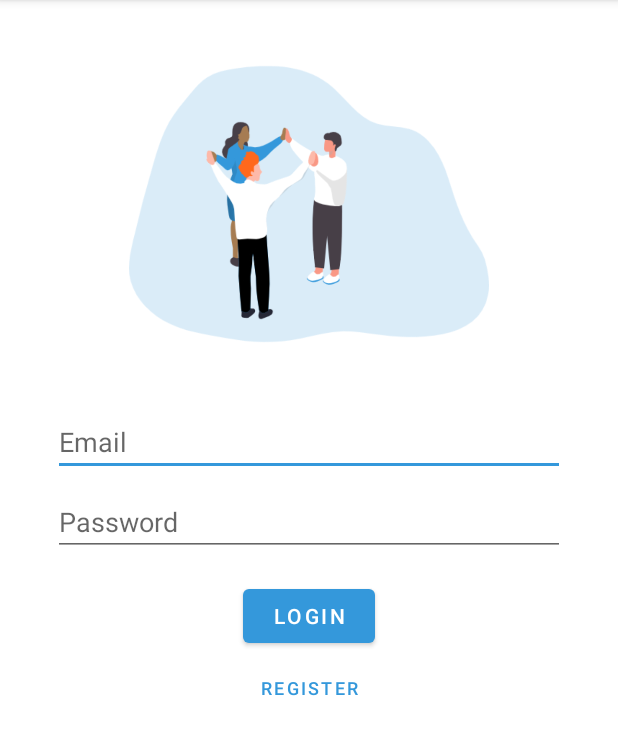
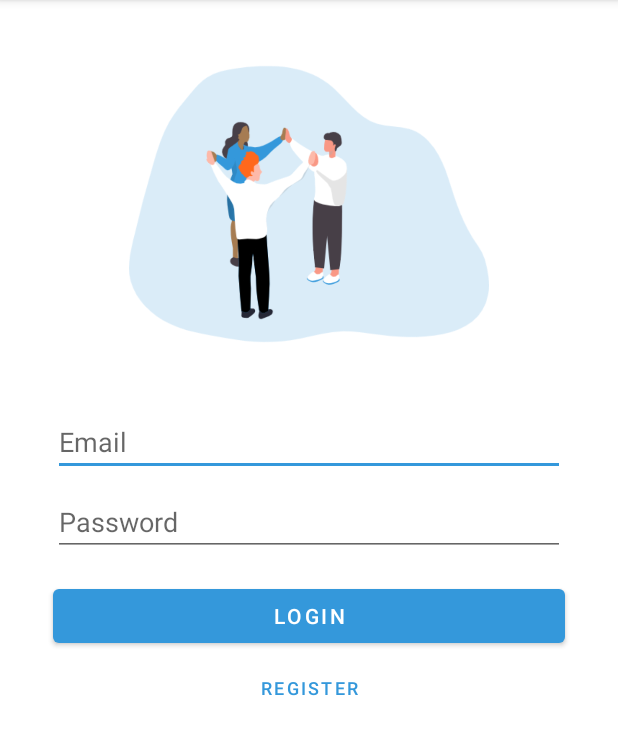
Before and after one commit to hanunmasitha/simosdista, an Android app: the screen it shows after launch (MainActivity), on a phone screen of 412 x 824 dp, the part 84-839 px from its top. Run offline under Robolectric (Android 15) with nearby library versions, the phone set to English and light mode, and no system bars; our stand-ins replace Firebase (no records; nobody signed in at launch, a user with empty details on screens opened directly).

Commit message:
update UI

```diff
--- a/android/app/src/main/java/com/example/simodista/presenter/detail/FeedbackDetailFragment.kt
+++ b/android/app/src/main/java/com/example/simodista/presenter/user/detail/FeedbackDetailFragment.kt
@@ -1,4 +1,4 @@
-package com.example.simodista.presenter.detail
+package com.example.simodista.presenter.user.detail
 
 import android.os.Bundle
 import androidx.fragment.app.Fragment
--- a/android/app/src/main/java/com/example/simodista/presenter/notification/NotificationFragment.kt
+++ b/android/app/src/main/java/com/example/simodista/presenter/user/notification/NotificationFragment.kt
@@ -1,4 +1,4 @@
-package com.example.simodista.presenter.notification
+package com.example.simodista.presenter.user.notification
 
 import android.os.Bundle
 import androidx.fragment.app.Fragment
--- a/android/app/src/main/java/com/example/simodista/presenter/report/CreateReportFragment.kt
+++ b/android/app/src/main/java/com/example/simodista/presenter/user/report/CreateReportFragment.kt
@@ -1,4 +1,4 @@
-package com.example.simodista.presenter.report
+package com.example.simodista.presenter.user.report
 
 import android.Manifest
 import android.app.Activity.RESULT_OK
--- a/android/app/src/main/java/com/example/simodista/presenter/report/CreateReportViewModel.kt
+++ b/android/app/src/main/java/com/example/simodista/presenter/user/report/CreateReportViewModel.kt
@@ -1,4 +1,4 @@
-package com.example.simodista.presenter.report
+package com.example.simodista.presenter.user.report
 
 import android.graphics.Bitmap
 import androidx.lifecycle.LiveData
--- a/android/app/src/main/res/layout/fragment_create_report.xml
+++ b/android/app/src/main/res/layout/fragment_create_report.xml
@@ -4,7 +4,7 @@
     xmlns:tools="http://schemas.android.com/tools"
     android:layout_width="match_parent"
     android:layout_height="match_parent"
-    tools:context=".presenter.report.CreateReportFragment">
+    tools:context=".presenter.user.report.CreateReportFragment">
 
 
 
--- a/android/app/src/main/res/layout/fragment_feedback_detail.xml
+++ b/android/app/src/main/res/layout/fragment_feedback_detail.xml
@@ -4,7 +4,7 @@
     xmlns:tools="http://schemas.android.com/tools"
     android:layout_width="match_parent"
     android:layout_height="match_parent"
-    tools:context=".presenter.detail.FeedbackDetailFragment">
+    tools:context=".presenter.user.detail.FeedbackDetailFragment">
 
 
     <ImageView
--- a/android/app/src/main/res/layout/fragment_login.xml
+++ b/android/app/src/main/res/layout/fragment_login.xml
@@ -44,11 +44,12 @@
 
     <Button
         android:id="@+id/login_button"
-        android:layout_width="wrap_content"
+        android:layout_width="0dp"
         android:layout_height="wrap_content"
         android:layout_marginTop="16dp"
         android:text="@string/login"
         android:letterSpacing=".125"
+
         app:layout_constraintEnd_toEndOf="@+id/login_password"
         app:layout_constraintStart_toStartOf="@+id/login_password"
         app:layout_constraintTop_toBottomOf="@+id/login_password" />
@@ -82,4 +83,29 @@
         app:layout_constraintTop_toBottomOf="@+id/register_button"
         android:visibility="gone"/>
 
+    <View
+        android:id="@+id/background_dim"
+        android:layout_width="match_parent"
+        android:layout_height="match_parent"
+        android:background="#FFFFFFFF"
+        android:translationZ="10dp"
+        app:layout_constraintBottom_toBottomOf="parent"
+        app:layout_constraintEnd_toEndOf="parent"
+        app:layout_constraintStart_toStartOf="parent"
+        app:layout_constraintTop_toTopOf="parent"
+        android:visibility="gone"/>
+
+    <ProgressBar
+        android:id="@+id/progressBar5"
+        style="?android:attr/progressBarStyleLarge"
+        android:indeterminate="true"
+        android:layout_width="wrap_content"
+        android:layout_height="wrap_content"
+        android:translationZ="15dp"
+        app:layout_constraintBottom_toBottomOf="parent"
+        app:layout_constraintEnd_toEndOf="parent"
+        app:layout_constraintStart_toStartOf="parent"
+        app:layout_constraintTop_toTopOf="parent"
+        android:visibility="gone"/>
+
 </androidx.constraintlayout.widget.ConstraintLayout>
--- a/android/app/src/main/res/layout/fragment_notification.xml
+++ b/android/app/src/main/res/layout/fragment_notification.xml
@@ -3,7 +3,7 @@
     xmlns:tools="http://schemas.android.com/tools"
     android:layout_width="match_parent"
     android:layout_height="match_parent"
-    tools:context=".presenter.notification.NotificationFragment">
+    tools:context=".presenter.user.notification.NotificationFragment">
 
     <androidx.recyclerview.widget.RecyclerView
         android:id="@+id/rv_list_notification"
--- a/android/app/src/main/res/layout/fragment_register.xml
+++ b/android/app/src/main/res/layout/fragment_register.xml
@@ -57,7 +57,7 @@
 
     <Button
         android:id="@+id/button"
-        android:layout_width="wrap_content"
+        android:layout_width="0dp"
         android:layout_height="wrap_content"
         android:layout_marginTop="24dp"
         android:text="submit"
--- a/android/app/src/main/res/layout/fragment_user_home.xml
+++ b/android/app/src/main/res/layout/fragment_user_home.xml
@@ -4,7 +4,7 @@
     xmlns:tools="http://schemas.android.com/tools"
     android:layout_width="match_parent"
     android:layout_height="match_parent"
-    tools:context=".presenter.home.UserHomeFragment">
+    tools:context=".presenter.user.home.UserHomeFragment">
 
     <ProgressBar
         android:id="@+id/progressBar3"
--- a/android/app/src/main/res/navigation/navigation.xml
+++ b/android/app/src/main/res/navigation/navigation.xml
@@ -18,6 +18,11 @@
         <action
             android:id="@+id/action_loginFragment_to_registerFragment"
             app:destination="@id/registerFragment" />
+        <action
+            android:id="@+id/action_loginFragment_to_adminHomeFragment"
+            app:destination="@id/adminHomeFragment"
+            app:popUpTo="@id/navigation"
+            app:popUpToInclusive="true"/>
     </fragment>
     <fragment
         android:id="@+id/registerFragment"
@@ -32,7 +37,7 @@
     </fragment>
     <fragment
         android:id="@+id/userHomeFragment"
-        android:name="com.example.simodista.presenter.home.UserHomeFragment"
+        android:name="com.example.simodista.presenter.user.home.UserHomeFragment"
         android:label="fragment_user_home"
         tools:layout="@layout/fragment_user_home" >
         <action
@@ -47,7 +52,7 @@
     </fragment>
     <fragment
         android:id="@+id/createReportFragment2"
-        android:name="com.example.simodista.presenter.report.CreateReportFragment"
+        android:name="com.example.simodista.presenter.user.report.CreateReportFragment"
         android:label="fragment_create_report"
         tools:layout="@layout/fragment_create_report" >
         <action
@@ -58,7 +63,7 @@
     </fragment>
     <fragment
         android:id="@+id/notificationFragment"
-        android:name="com.example.simodista.presenter.notification.NotificationFragment"
+        android:name="com.example.simodista.presenter.user.notification.NotificationFragment"
         android:label="fragment_notification"
         tools:layout="@layout/fragment_notification" />
     <fragment
@@ -72,4 +77,13 @@
             app:popUpTo="@id/navigation"
             app:popUpToInclusive="true"/>
     </fragment>
+    <fragment
+        android:id="@+id/adminHomeFragment"
+        android:name="com.example.simodista.presenter.admin.home.AdminHomeFragment"
+        android:label="fragment_admin_home"
+        tools:layout="@layout/fragment_admin_home" >
+        <action
+            android:id="@+id/action_adminHomeFragment_to_settingFragment"
+            app:destination="@id/settingFragment" />
+    </fragment>
 </navigation>
```
Also changed, not shown: android/app/src/main/java/com/example/simodista/presenter/login/LoginFragment.kt (+34 -2 lines), android/app/src/main/java/com/example/simodista/presenter/user/home/UserHomeFragment.kt (renamed from android/app/src/main/java/com/example/simodista/presenter/home/UserHomeFragment.kt, +1 -6 lines).
